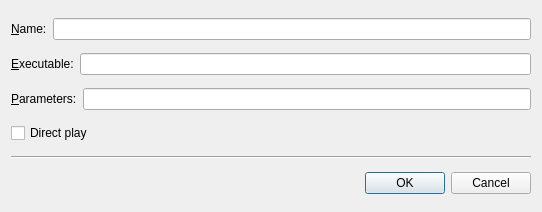
Before: the Qt Designer form src/playerdialog.ui in smplayer-dev/smtube, drawn with Qt 5.
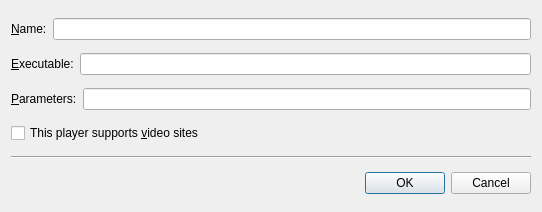
After: the same form once the commit is applied. Custom widgets are drawn as their Qt base class.

Commit message: Change name of the directplay_check label

```diff
--- a/src/playerdialog.ui
+++ b/src/playerdialog.ui
@@ -68,7 +68,7 @@
    <item>
     <widget class="QCheckBox" name="directplay_check">
      <property name="text">
-      <string>Direct play</string>
+      <string>This player supports &amp;video sites</string>
      </property>
     </widget>
    </item>
```
